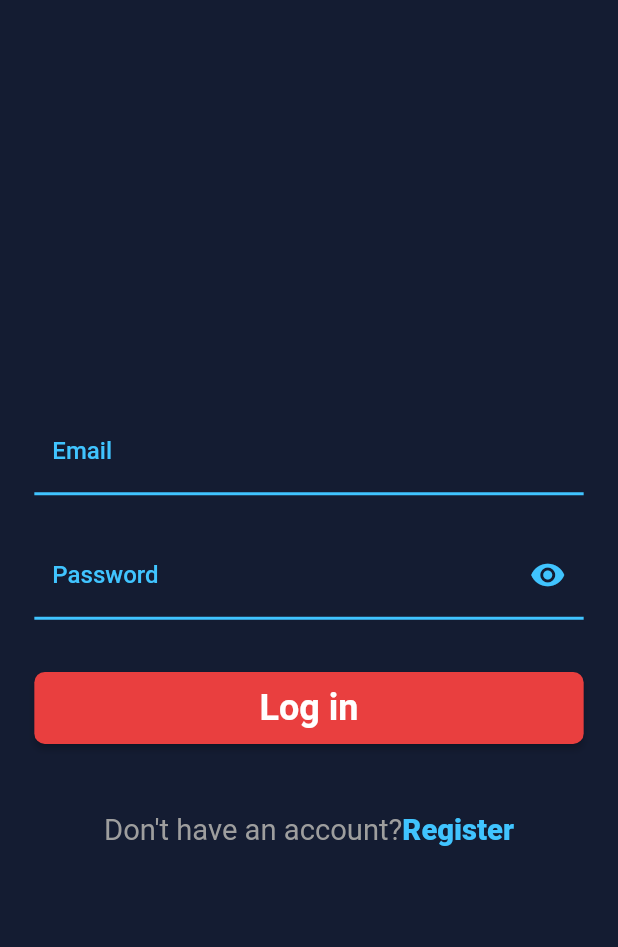
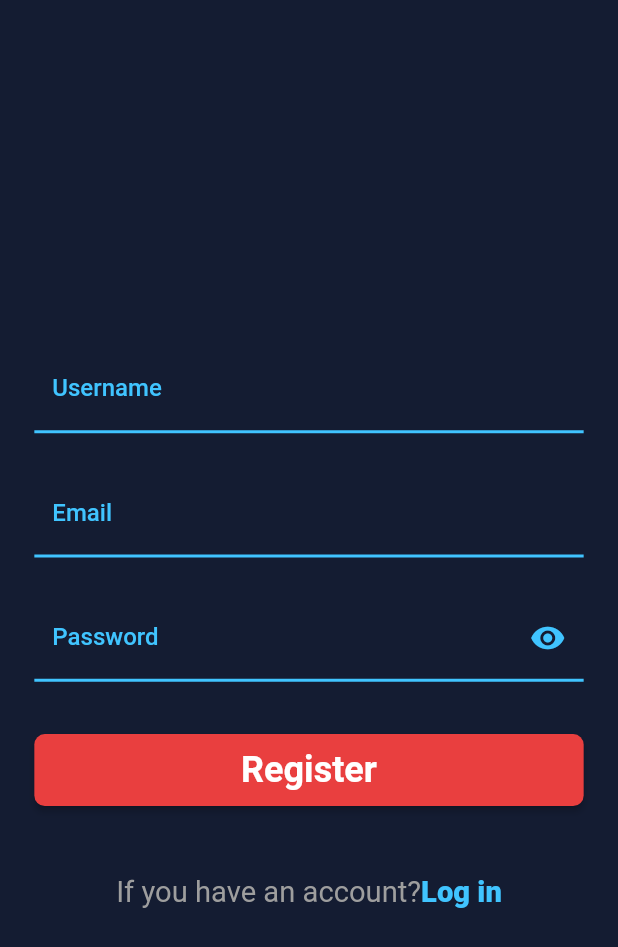
Before and after one commit to Nilupul96/movie_world, a Flutter app: the screen it shows after launch, after a tap on "Register", on a phone screen of 412 x 824 dp. Shown: the top 947 px of the screen. Run offline on Flutter 3.47's test engine with Material 2 defaults, Android fonts, the phone set to English and light mode, and no system bars; our stand-ins replace carousel_slider, flutter_rating_bar, flutter_screenutil, google_fonts, readmore, rxdart; network calls fail.

Commit message:
basic UI layout added

```diff
--- a/lib/api/api_provider.dart
+++ b/lib/api/api_provider.dart
@@ -36,6 +36,7 @@ class MovieApiProvider {
         Uri.parse(baseUrl + "movie/upcoming?api_key=$apiKey" + "&page=$page"));
 
     if (response.statusCode == 200) {
+      print(response.body);
       return MovieModel.fromJson(json.decode(response.body));
     } else {
       throw Exception('Failed to load upComing movies');
--- a/lib/bloc/movies_bloc.dart
+++ b/lib/bloc/movies_bloc.dart
@@ -37,6 +37,7 @@ class MoviesBloc {
   dispose() {
     _popularMoviesFetcher.close();
     _topRatedMoviesFetcher.close();
+    _upComingMoviesFetcher.close();
   }
 }
 
--- a/lib/ui/screens/login_screen.dart
+++ b/lib/ui/screens/login_screen.dart
@@ -1,6 +1,9 @@
 import 'package:flutter/material.dart';
 import 'package:flutter/painting.dart';
 import 'package:flutter_screenutil/flutter_screenutil.dart';
+import 'package:movie_world/ui/screens/base_screen.dart';
+import 'package:movie_world/ui/screens/home_screen.dart';
+import 'package:movie_world/ui/screens/register_screen.dart';
 import 'package:movie_world/ui/widgets/text_field.dart';
 import 'package:movie_world/utils/styles.dart';
 
@@ -62,8 +65,11 @@ class _LoginScreenState extends State<LoginScreen> {
                       shape: RoundedRectangleBorder(
                           borderRadius: BorderRadius.circular(7.0)),
                       padding: const EdgeInsets.all(10),
-                      primary: Color(0xffe93f3f)),
-                  onPressed: () {},
+                      primary: const Color(0xffe93f3f)),
+                  onPressed: () {
+                    Navigator.of(context).push(
+                        MaterialPageRoute(builder: (context) => BaseScreen()));
+                  },
                   child: const Text("Log in",
                       style: TextStyle(
                         fontSize: 24.0,
@@ -84,7 +90,10 @@ class _LoginScreenState extends State<LoginScreen> {
                     style: TextStyle(fontSize: 17.sp, color: Colors.grey),
                   ),
                   InkWell(
-                    onTap: () {},
+                    onTap: () {
+                      Navigator.of(context).push(MaterialPageRoute(
+                          builder: (context) => RegisterScreen()));
+                    },
                     child: Text(
                       "Register",
                       style: TextStyle(
--- a/lib/ui/screens/movie_details.dart
+++ b/lib/ui/screens/movie_details.dart
@@ -146,6 +146,7 @@ class _MovieDetailsScreenState extends State<MovieDetailsScreen> {
       child: Container(
         padding: EdgeInsets.all(10.0.w),
         decoration: BoxDecoration(
+          color:Color(0xff24243b),
             border: Border.all(color: Colors.lightBlueAccent),
             borderRadius: BorderRadius.circular(10)),
         child: ReadMoreText(
--- /dev/null
+++ b/lib/ui/screens/register_screen.dart
@@ -0,0 +1,119 @@
+import 'package:flutter/material.dart';
+import 'package:flutter_screenutil/flutter_screenutil.dart';
+import 'package:movie_world/ui/screens/base_screen.dart';
+import 'package:movie_world/ui/screens/home_screen.dart';
+import 'package:movie_world/ui/screens/login_screen.dart';
+import 'package:movie_world/ui/widgets/text_field.dart';
+import 'package:movie_world/utils/styles.dart';
+
+class RegisterScreen extends StatefulWidget {
+  const RegisterScreen({Key? key}) : super(key: key);
+
+  @override
+  _RegisterScreenState createState() => _RegisterScreenState();
+}
+
+class _RegisterScreenState extends State<RegisterScreen> {
+  TextEditingController _email = TextEditingController();
+  TextEditingController _password = TextEditingController();
+  TextEditingController _userName = TextEditingController();
+
+  final FocusNode _emailFocus = FocusNode();
+  final FocusNode _userNameFocus = FocusNode();
+  final FocusNode _passwordFocus = FocusNode();
+
+  _fieldFocusChange(
+      BuildContext context, FocusNode currentFocus, FocusNode nextFocus) {
+    currentFocus.unfocus();
+    FocusScope.of(context).requestFocus(nextFocus);
+  }
+
+  @override
+  Widget build(BuildContext context) {
+    return Scaffold(
+        backgroundColor: DefaultDarkColor,
+        body: Center(
+          child: SingleChildScrollView(
+              child: Form(
+                  child: Column(
+                      crossAxisAlignment: CrossAxisAlignment.stretch,
+                      mainAxisAlignment: MainAxisAlignment.center,
+                      children: [
+                LyfTextFormField(
+                  labelText: "Username",
+                  textEditingController: _userName,
+                  focusNode: _userNameFocus,
+                  onFieldSubmitted: (term) {
+                    _fieldFocusChange(context, _userNameFocus, _emailFocus);
+                  },
+                ),
+                LyfTextFormField(
+                  labelText: "Email",
+                  textEditingController: _email,
+                  focusNode: _emailFocus,
+                  onFieldSubmitted: (term) {
+                    _fieldFocusChange(context, _emailFocus, _passwordFocus);
+                  },
+                ),
+                LyfTextFormField(
+                  labelText: "Password",
+                  isPassword: true,
+                  textEditingController: _password,
+                  focusNode: _passwordFocus,
+                  onFieldSubmitted: (term) {
+                    _passwordFocus.unfocus();
+                  },
+                ),
+                SizedBox(
+                  height: 20.w,
+                ),
+                Padding(
+                    padding: EdgeInsets.symmetric(horizontal: 20.w),
+                    child: ElevatedButton(
+                      style: ElevatedButton.styleFrom(
+                          shape: RoundedRectangleBorder(
+                              borderRadius: BorderRadius.circular(7.0)),
+                          padding: const EdgeInsets.all(10),
+                          primary: const Color(0xffe93f3f)),
+                      onPressed: () {
+                        Navigator.of(context).push(MaterialPageRoute(
+                            builder: (context) => BaseScreen()));
+                      },
+                      child: const Text("Register",
+                          style: TextStyle(
+                            fontSize: 24.0,
+                            fontWeight: FontWeight.bold,
+                          )),
+                    )),
+                SizedBox(
+                  height: 40.w,
+                ),
+                Padding(
+                    padding: EdgeInsets.symmetric(horizontal: 30.w),
+                    child: Center(
+                        child: Row(
+                      mainAxisAlignment: MainAxisAlignment.center,
+                      children: [
+                        Text(
+                          "If you have an account?",
+                          style: TextStyle(fontSize: 17.sp, color: Colors.grey),
+                        ),
+                        InkWell(
+                          onTap: () {
+                            Navigator.of(context).push(MaterialPageRoute(
+                                builder: (context) => LoginScreen()));
+                          },
+                          child: Text(
+                            "Log in",
+                            style: TextStyle(
+                                fontSize: 17.sp,
+                                color: Colors.lightBlueAccent,
+                                fontWeight: FontWeight.w800),
+                          ),
+                        )
+                      ],
+                    )))
+              ]))),
+        ));
+  }
+}
```
Also changed, not shown: lib/ui/screens/base_screen.dart (added, +45 -0 lines), lib/ui/screens/home_screen.dart (+21 -6 lines), lib/ui/screens/profile_screen.dart (added, +45 -0 lines), lib/ui/screens/trending_movies_screen.dart (added, +27 -0 lines).
